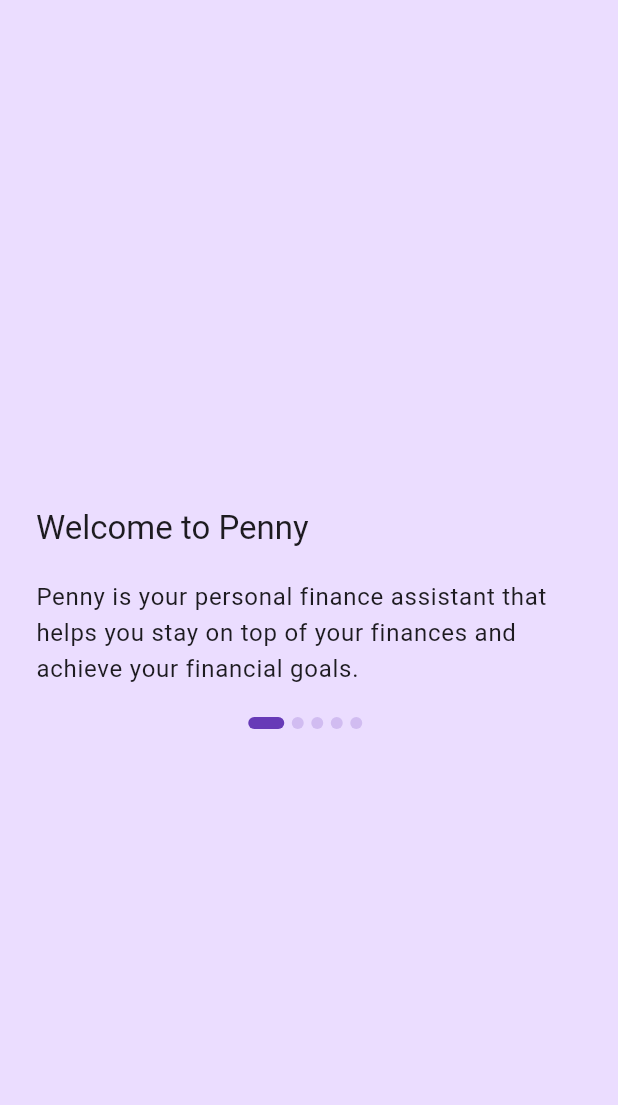
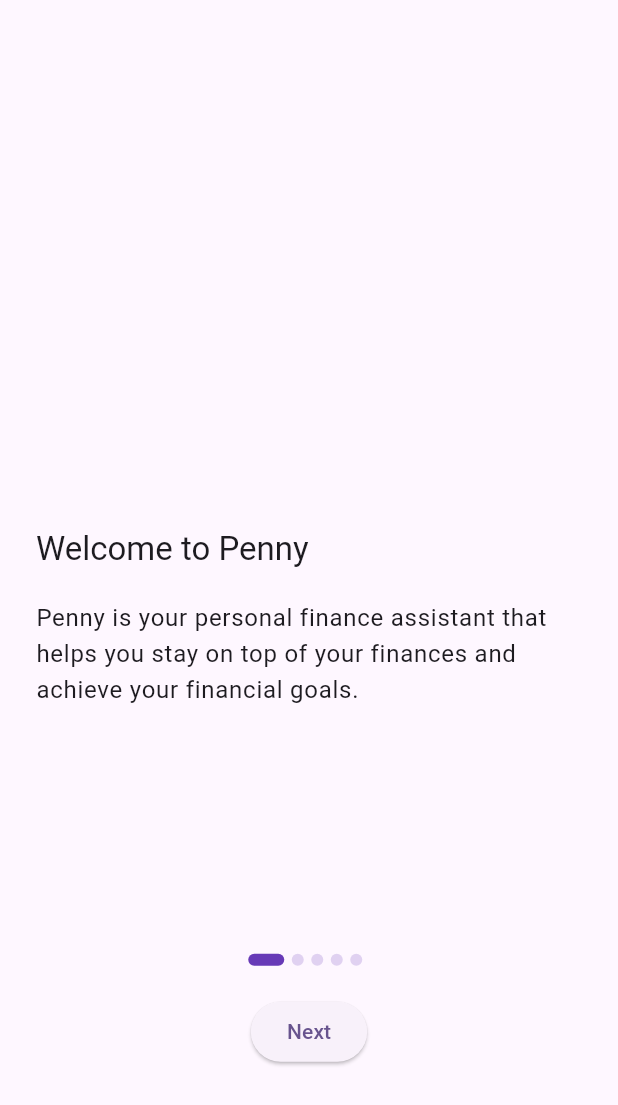
Before and after one commit to chriss1525/Penny, a Flutter app: the screen it shows after launch, on a phone screen of 412 x 824 dp. Shown: the top 1105 px of the screen. Run offline on Flutter 3.47's test engine with Material 2 defaults, Android fonts, the phone set to English and light mode, and no system bars; our stand-ins replace flutter_riverpod; missing offline and left inert: telephony.

Commit message:
implement onboarding pages

```diff
--- a/client/lib/main.dart
+++ b/client/lib/main.dart
@@ -4,23 +4,22 @@
 
 void main() {
   return runApp(
-    const ProviderScope(
-      child: MyApp(),
-    ),
+    const PennyApp(),
   );
 }
 
-class MyApp extends StatelessWidget {
-  const MyApp({super.key});
+class PennyApp extends StatelessWidget {
+  const PennyApp({
+    super.key,
+  });
 
   @override
   Widget build(BuildContext context) {
-    return MaterialApp(
+    return ProviderScope(
+      child: MaterialApp(
         title: 'Penny',
-      home: Scaffold(
-        body: const Onboarding(),
-        backgroundColor:
-            ColorScheme.fromSeed(seedColor: Colors.deepPurple).primaryContainer,
+        home: const Scaffold(
+          body: Onboarding(),
         ),
         theme: ThemeData(
           useMaterial3: true,
@@ -28,6 +27,7 @@
             seedColor: Colors.deepPurple,
           ),
         ),
+      ),
     );
   }
 }
--- a/client/lib/screens/onboarding.dart
+++ b/client/lib/screens/onboarding.dart
@@ -27,10 +27,10 @@
 
   @override
   Widget build(BuildContext context) {
-    return Directionality(
-      key: const Key('onboarding'),
-      textDirection: TextDirection.ltr,
-      child: PageView.builder(
+    return Stack(
+      children: <Widget>[
+        PageView.builder(
+          controller: _controller,
           itemCount: slides.length,
           scrollDirection: Axis.horizontal,
           onPageChanged: (value) {
@@ -53,7 +53,15 @@
                   slides[index].getDescription,
                   style: Theme.of(context).textTheme.bodyLarge,
                 ),
-              const SizedBox(height: 20),
+              ],
+            ),
+          ),
+        ),
+        Align(
+          alignment: const Alignment(1.0, 0.7),
+          child: Column(
+            mainAxisSize: MainAxisSize.min,
+            children: [
               Row(
                 mainAxisAlignment: MainAxisAlignment.center,
                 children: List.generate(
@@ -61,10 +69,26 @@
                   (index) => buildDot(index: index),
                 ),
               ),
+              const SizedBox(height: 20),
+              ElevatedButton(
+                onPressed: () {
+                  // if current index is not last item, on click set current index to next item
+                  if (currentIndex < slides.length - 1 &&
+                      _controller.hasClients) {
+                    _controller.animateToPage(
+                      currentIndex + 1,
+                      duration: const Duration(milliseconds: 400),
+                      curve: Curves.easeInOut,
+                    );
+                  } else {}
+                },
+                child: Text(
+                    currentIndex < slides.length - 1 ? 'Next' : 'Get Started'),
+              ),
             ],
           ),
         ),
-      ),
+      ],
     );
   }
 
```
Lines whose indentation alone changed are shown as unchanged.
